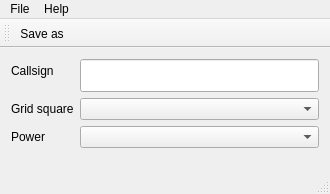
This is KV0S/griffin/griffinID/mainwindow.ui in TAPR/OpenHPSDR-SVN as Qt 5 draws it before an edit. The edited form follows.
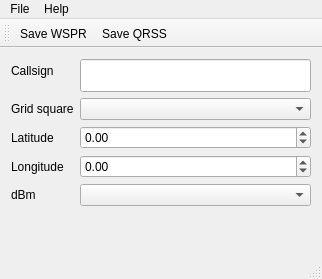
This is the edited form.

Commit message: both WSPR and QRSS seem to work

What changed in the file:
```diff
--- a/KV0S/griffin/griffinID/mainwindow.ui
+++ b/KV0S/griffin/griffinID/mainwindow.ui
@@ -6,8 +6,8 @@
    <rect>
     <x>0</x>
     <y>0</y>
-    <width>330</width>
-    <height>194</height>
+    <width>322</width>
+    <height>279</height>
    </rect>
   </property>
   <property name="windowTitle">
@@ -47,28 +47,66 @@
       </property>
      </widget>
     </item>
-    <item row="3" column="0">
+    <item row="5" column="0">
      <widget class="QLabel" name="power_label">
       <property name="text">
-       <string>Power</string>
+       <string>dBm</string>
       </property>
      </widget>
     </item>
     <item row="2" column="1">
      <widget class="QComboBox" name="grid_comboBox">
       <property name="toolTip">
-       <string extracomment="Enter the 4 digit Maidenhead grid value.">Enter your Maidenhead Grid square to 4 digits.</string>
+       <string extracomment="Enter the 4 digit Maidenhead grid value.">&lt;!DOCTYPE HTML PUBLIC &quot;-//W3C//DTD HTML 4.0//EN&quot; &quot;http://www.w3.org/TR/REC-html40/strict.dtd&quot;&gt;
+&lt;html&gt;&lt;head&gt;&lt;meta name=&quot;qrichtext&quot; content=&quot;1&quot; /&gt;&lt;style type=&quot;text/css&quot;&gt;
+p, li { white-space: pre-wrap; }
+&lt;/style&gt;&lt;/head&gt;&lt;body style=&quot; font-family:'Ubuntu'; font-size:11pt; font-weight:400; font-style:normal;&quot;&gt;
+&lt;p style=&quot; margin-top:0px; margin-bottom:0px; margin-left:0px; margin-right:0px; -qt-block-indent:0; text-indent:0px;&quot;&gt;&lt;span style=&quot; font-size:10pt;&quot;&gt;Enter your Maidenhead Grid square to 4 digits.&lt;/span&gt;&lt;/p&gt;&lt;/body&gt;&lt;/html&gt;</string>
       </property>
      </widget>
     </item>
-    <item row="3" column="1">
+    <item row="5" column="1">
      <widget class="QComboBox" name="power_comboBox">
       <property name="toolTip">
-       <string extracomment="Enter the power level in dB.">&lt;!DOCTYPE HTML PUBLIC &quot;-//W3C//DTD HTML 4.0//EN&quot; &quot;http://www.w3.org/TR/REC-html40/strict.dtd&quot;&gt;
+       <string extracomment="Enter the power level in dBm.">&lt;!DOCTYPE HTML PUBLIC &quot;-//W3C//DTD HTML 4.0//EN&quot; &quot;http://www.w3.org/TR/REC-html40/strict.dtd&quot;&gt;
 &lt;html&gt;&lt;head&gt;&lt;meta name=&quot;qrichtext&quot; content=&quot;1&quot; /&gt;&lt;style type=&quot;text/css&quot;&gt;
 p, li { white-space: pre-wrap; }
 &lt;/style&gt;&lt;/head&gt;&lt;body style=&quot; font-family:'Ubuntu'; font-size:11pt; font-weight:400; font-style:normal;&quot;&gt;
-&lt;p style=&quot; margin-top:0px; margin-bottom:0px; margin-left:0px; margin-right:0px; -qt-block-indent:0; text-indent:0px;&quot;&gt;&lt;span style=&quot; font-size:10pt;&quot;&gt;Enter you Power level in dB.&lt;/span&gt;&lt;/p&gt;&lt;/body&gt;&lt;/html&gt;</string>
+&lt;p style=&quot; margin-top:0px; margin-bottom:0px; margin-left:0px; margin-right:0px; -qt-block-indent:0; text-indent:0px;&quot;&gt;&lt;span style=&quot; font-size:10pt;&quot;&gt;Enter the power level in dBm.&lt;/span&gt;&lt;/p&gt;&lt;/body&gt;&lt;/html&gt;</string>
+      </property>
+     </widget>
+    </item>
+    <item row="3" column="0">
+     <widget class="QLabel" name="label">
+      <property name="text">
+       <string>Latitude</string>
+      </property>
+     </widget>
+    </item>
+    <item row="4" column="0">
+     <widget class="QLabel" name="label_2">
+      <property name="text">
+       <string>Longitude</string>
+      </property>
+     </widget>
+    </item>
+    <item row="3" column="1">
+     <widget class="QDoubleSpinBox" name="lat_doubleSpinBox">
+      <property name="minimum">
+       <double>-90.000000000000000</double>
+      </property>
+      <property name="maximum">
+       <double>90.000000000000000</double>
+      </property>
+     </widget>
+    </item>
+    <item row="4" column="1">
+     <widget class="QDoubleSpinBox" name="lon_doubleSpinBox">
+      <property name="minimum">
+       <double>-180.000000000000000</double>
+      </property>
+      <property name="maximum">
+       <double>180.000000000000000</double>
       </property>
      </widget>
     </item>
@@ -79,7 +117,7 @@
     <rect>
      <x>0</x>
      <y>0</y>
-     <width>330</width>
+     <width>322</width>
      <height>25</height>
     </rect>
    </property>
@@ -87,7 +125,8 @@
     <property name="title">
      <string>File</string>
     </property>
-    <addaction name="actionSave_as"/>
+    <addaction name="actionSave_WSPR"/>
+    <addaction name="actionSave_QRSS"/>
     <addaction name="actionQuit"/>
    </widget>
    <widget class="QMenu" name="menuHelp">
@@ -107,12 +146,13 @@
    <attribute name="toolBarBreak">
     <bool>false</bool>
    </attribute>
-   <addaction name="actionSave_as"/>
+   <addaction name="actionSave_WSPR"/>
+   <addaction name="actionSave_QRSS"/>
   </widget>
   <widget class="QStatusBar" name="statusBar"/>
-  <action name="actionSave_as">
+  <action name="actionSave_WSPR">
    <property name="text">
-    <string>Save as</string>
+    <string>Save WSPR</string>
    </property>
   </action>
   <action name="actionQuit">
@@ -130,6 +170,11 @@
     <string>About</string>
    </property>
   </action>
+  <action name="actionSave_QRSS">
+   <property name="text">
+    <string>Save QRSS</string>
+   </property>
+  </action>
  </widget>
  <layoutdefault spacing="6" margin="11"/>
  <resources/>
```
The commit also changes 9 other files.
